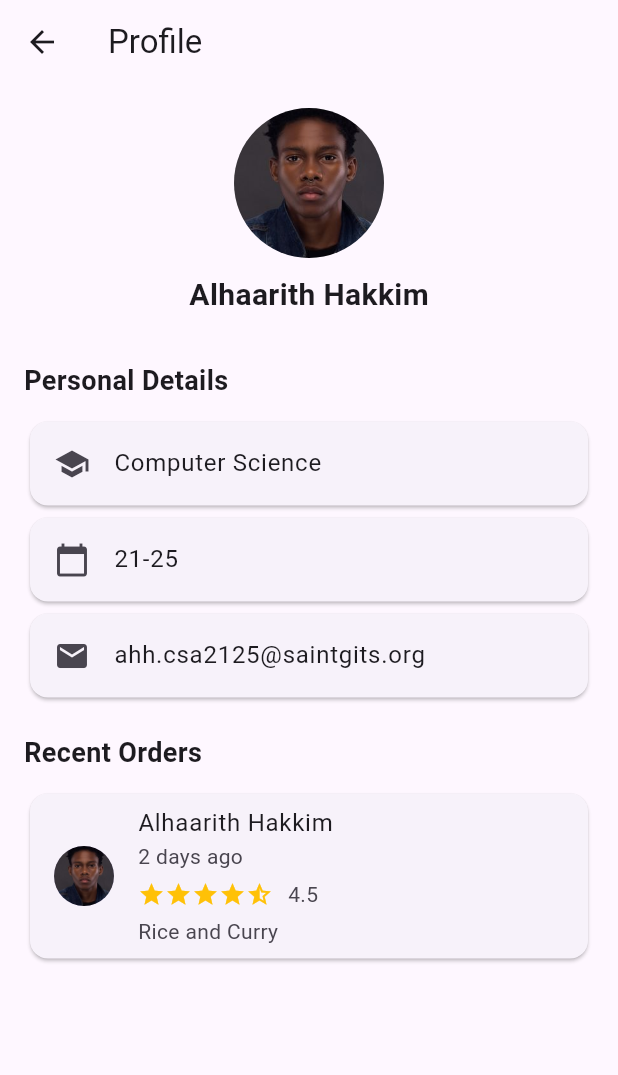
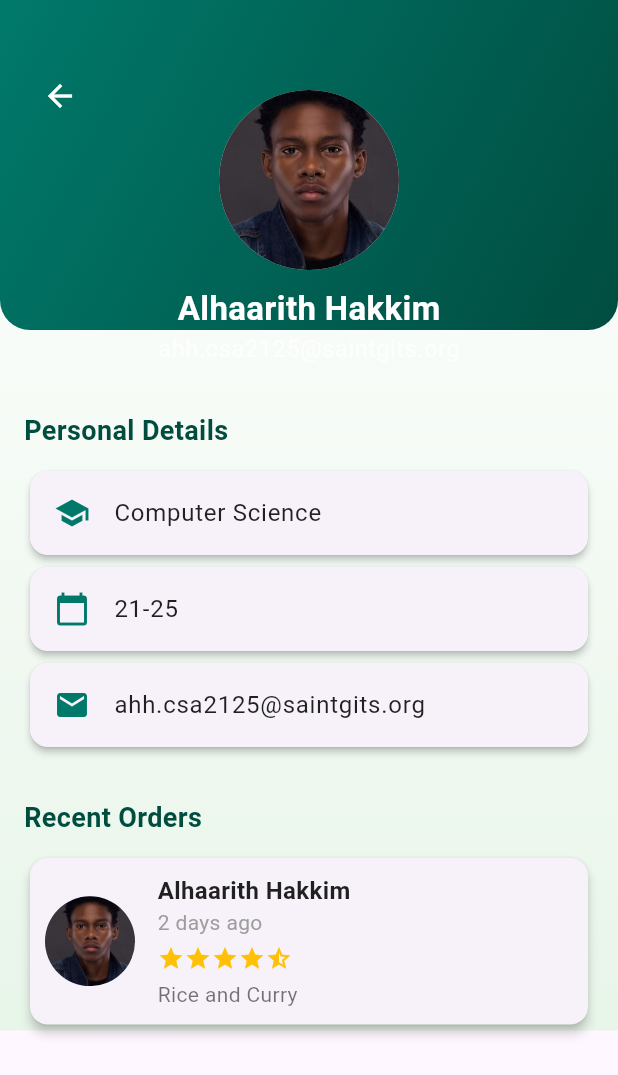
Before and after one commit to AlanRoni/Gitsbites, a Flutter app: the ProfilePage screen opened directly, on a phone screen of 412 x 824 dp. Shown: the top 1075 px of the screen. Run offline on Flutter 3.47's test engine with Material 3 defaults, Android fonts, the phone set to English and light mode, and no system bars; our stand-ins replace cloud_firestore, firebase_auth, firebase_core, google_sign_in; accounts and stored records are empty.

Commit message:
main page push dummy

```diff
--- a/lib/profile_page.dart
+++ b/lib/profile_page.dart
@@ -6,103 +6,221 @@ class ProfilePage extends StatelessWidget {
   @override
   Widget build(BuildContext context) {
     return Scaffold(
-      appBar: AppBar(
-        title: const Text('Profile'),
-        leading: IconButton(
-          icon: const Icon(Icons.arrow_back),
+      body: Container(
+        decoration: const BoxDecoration(
+          gradient: LinearGradient(
+            begin: Alignment.topCenter,
+            end: Alignment.bottomCenter,
+            colors: [
+              Colors.white,
+              Color(0xFFE8F5E9)
+            ], // Subtle gradient background
+          ),
+        ),
+        child: SingleChildScrollView(
+          child: Column(
+            crossAxisAlignment: CrossAxisAlignment.start,
+            children: [
+              // Top Banner with Profile Picture and Name
+              Stack(
+                children: [
+                  Container(
+                    height: 220,
+                    decoration: const BoxDecoration(
+                      gradient: LinearGradient(
+                        colors: [
+                          Color(0xFF00796B),
+                          Color(0xFF004D40)
+                        ], // Green gradient
+                        begin: Alignment.topLeft,
+                        end: Alignment.bottomRight,
+                      ),
+                      borderRadius: BorderRadius.only(
+                        bottomLeft: Radius.circular(20),
+                        bottomRight: Radius.circular(20),
+                      ),
+                    ),
+                  ),
+                  Positioned(
+                    top: 40,
+                    left: 16,
+                    child: IconButton(
+                      icon: const Icon(Icons.arrow_back, color: Colors.white),
                       onPressed: () {
                         Navigator.pop(context);
                       },
                     ),
                   ),
-      body: Padding(
-        padding: const EdgeInsets.all(16.0),
+                  Column(
+                    children: [
+                      const SizedBox(height: 60),
+                      Center(
+                        child: CircleAvatar(
+                          radius: 60,
+                          backgroundImage: const AssetImage(
+                              'assets/profile_pic.png'), // Profile picture
+                          backgroundColor: Colors.grey[300],
+                        ),
+                      ),
+                      const SizedBox(height: 10),
+                      const Center(
+                        child: Text(
+                          'Alhaarith Hakkim',
+                          style: TextStyle(
+                            fontSize: 22,
+                            fontWeight: FontWeight.bold,
+                            color: Colors.white,
+                          ),
+                        ),
+                      ),
+                      const Center(
+                        child: Text(
+                          'ahh.csa2125@saintgits.org',
+                          style: TextStyle(fontSize: 16, color: Colors.white70),
+                        ),
+                      ),
+                    ],
+                  ),
+                ],
+              ),
+
+              const SizedBox(height: 30),
+
+              // Personal Details Section
+              Padding(
+                padding: const EdgeInsets.symmetric(horizontal: 16.0),
                 child: Column(
                   crossAxisAlignment: CrossAxisAlignment.start,
                   children: [
-            // Profile picture and name
-            Center(
-              child: Column(
-                children: [
-                  CircleAvatar(
-                    radius: 50,
-                    backgroundImage: const AssetImage(
-                        'assets/profile_pic.png'), // Replace with actual image path
-                    backgroundColor: Colors.grey[200],
+                    const Text(
+                      'Personal Details',
+                      style: TextStyle(
+                        fontSize: 18,
+                        fontWeight: FontWeight.bold,
+                        color: Color(0xFF004D40),
+                      ),
                     ),
                     const SizedBox(height: 10),
-                  const Text(
-                    'Alhaarith Hakkim',
-                    style: TextStyle(fontSize: 20, fontWeight: FontWeight.bold),
+                    _buildInfoCard(
+                      icon: Icons.school,
+                      title: 'Computer Science',
+                    ),
+                    _buildInfoCard(
+                      icon: Icons.calendar_today,
+                      title: '21-25',
+                    ),
+                    _buildInfoCard(
+                      icon: Icons.email,
+                      title: 'ahh.csa2125@saintgits.org',
                     ),
                   ],
                 ),
               ),
+
               const SizedBox(height: 30),
 
-            // Personal Details section
+              // Recent Orders Section
+              Padding(
+                padding: const EdgeInsets.symmetric(horizontal: 16.0),
+                child: Column(
+                  crossAxisAlignment: CrossAxisAlignment.start,
+                  children: [
                     const Text(
-              'Personal Details',
-              style: TextStyle(fontSize: 18, fontWeight: FontWeight.bold),
+                      'Recent Orders',
+                      style: TextStyle(
+                        fontSize: 18,
+                        fontWeight: FontWeight.bold,
+                        color: Color(0xFF004D40),
+                      ),
                     ),
                     const SizedBox(height: 10),
-
-            // Personal details cards
-            const Card(
-              child: ListTile(
-                leading: Icon(Icons.school),
-                title: Text('Computer Science'),
+                    _buildRecentOrderCard(
+                      name: 'Alhaarith Hakkim',
+                      timeAgo: '2 days ago',
+                      rating: 4.5,
+                      foodItem: 'Rice and Curry',
+                      avatarPath: 'assets/profile_pic.png',
+                    ),
+                  ],
                 ),
               ),
-            const Card(
-              child: ListTile(
-                leading: Icon(Icons.calendar_today),
-                title: Text('21-25'),
+            ],
           ),
         ),
-            const Card(
+      ),
+    );
+  }
+
+  // Helper to build personal details cards
+  Widget _buildInfoCard({required IconData icon, required String title}) {
+    return Card(
+      elevation: 2,
+      shape: RoundedRectangleBorder(borderRadius: BorderRadius.circular(12)),
       child: ListTile(
-                leading: Icon(Icons.email),
-                title: Text('ahh.csa2125@saintgits.org'),
+        leading: Icon(icon, color: const Color(0xFF00796B)),
+        title: Text(
+          title,
+          style: const TextStyle(fontSize: 16, color: Colors.black87),
         ),
       ),
-            const SizedBox(height: 20),
+    );
+  }
 
-            // Recent Orders section
-            const Text(
-              'Recent Orders',
-              style: TextStyle(fontSize: 18, fontWeight: FontWeight.bold),
+  // Helper to build recent orders cards
+  Widget _buildRecentOrderCard({
+    required String name,
+    required String timeAgo,
+    required double rating,
+    required String foodItem,
+    required String avatarPath,
+  }) {
+    return Card(
+      elevation: 3,
+      shape: RoundedRectangleBorder(borderRadius: BorderRadius.circular(12)),
+      child: Padding(
+        padding: const EdgeInsets.all(10.0),
+        child: Row(
+          children: [
+            CircleAvatar(
+              radius: 30,
+              backgroundImage:
+                  AssetImage(avatarPath), // Replace with actual path
             ),
-            const SizedBox(height: 10),
-
-            // Recent order card
-            const Card(
-              child: ListTile(
-                leading: CircleAvatar(
-                  backgroundImage: AssetImage(
-                      'assets/profile_pic.png'), // Replace with actual image path
-                ),
-                title: Text('Alhaarith Hakkim'),
-                subtitle: Column(
+            const SizedBox(width: 15),
+            Expanded(
+              child: Column(
                 crossAxisAlignment: CrossAxisAlignment.start,
                 children: [
-                    Text('2 days ago'),
-                    SizedBox(height: 5),
+                  Text(
+                    name,
+                    style: const TextStyle(
+                      fontSize: 16,
+                      fontWeight: FontWeight.bold,
+                      color: Colors.black87,
+                    ),
+                  ),
+                  Text(
+                    timeAgo,
+                    style: const TextStyle(fontSize: 14, color: Colors.grey),
+                  ),
+                  const SizedBox(height: 5),
                   Row(
-                      children: [
-                        Icon(Icons.star, color: Colors.amber, size: 18),
-                        Icon(Icons.star, color: Colors.amber, size: 18),
-                        Icon(Icons.star, color: Colors.amber, size: 18),
-                        Icon(Icons.star, color: Colors.amber, size: 18),
-                        Icon(Icons.star_half, color: Colors.amber, size: 18),
-                        SizedBox(width: 10),
-                        Text('4.5'),
+                    children: List.generate(
+                        5,
+                        (index) => Icon(
+                              index < rating.floor()
+                                  ? Icons.star
+                                  : Icons.star_half,
+                              color: Colors.amber,
+                              size: 18,
+                            )),
+                  ),
+                  const SizedBox(height: 5),
+                  Text(
+                    foodItem,
+                    style: const TextStyle(fontSize: 14, color: Colors.black54),
+                  ),
                 ],
-                    ),
-                    SizedBox(height: 5),
-                    Text('Rice and Curry'),
-                  ],
-                ),
               ),
             ),
           ],
```
Lines whose indentation alone changed are shown as unchanged.
